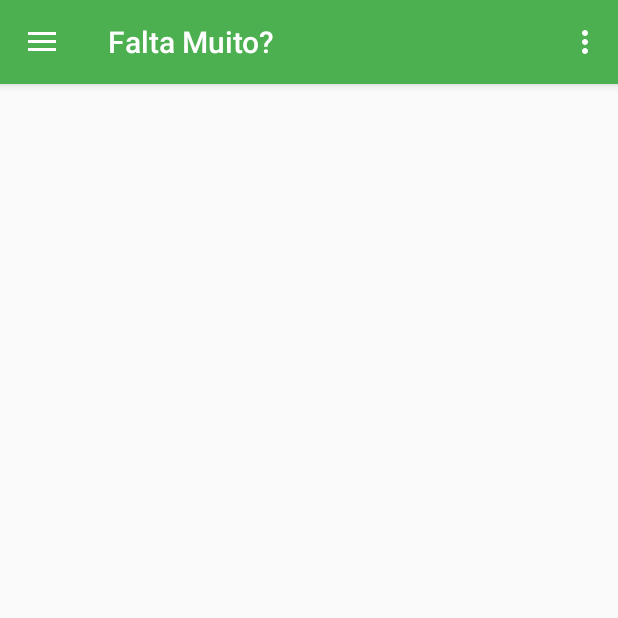
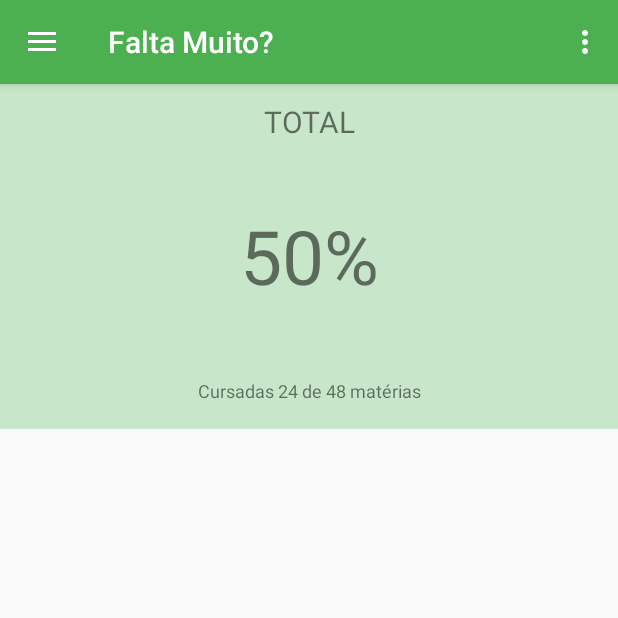
Before and after one commit to duanbressan/falta_muito, an Android app: the screen it shows after launch (MainActivity), on a phone screen of 412 x 824 dp, the top half of it. Run offline under Robolectric (Android 15) with nearby library versions, the phone set to English and light mode, and no system bars; libraries missing offline, so code that uses them is left out: io.realm; 13 statements that could not run were skipped.

Commit message:
Informações do total de matérias na Main

```diff
--- a/app/src/main/java/duan/example/faltamuito/DAOs/DAOSubject.java
+++ b/app/src/main/java/duan/example/faltamuito/DAOs/DAOSubject.java
@@ -71,6 +71,28 @@ public class DAOSubject {
         return logSubject;
     }
 
+    public long getAllSubjectCount() {
+        long count = 0;
+        try{
+            count = realm.where(Subject.class).count();
+        }
+        catch (Exception e){
+            e.printStackTrace();
+        }
+        return count;
+    }
+
+    public long getAllSubjectDoneCount() {
+        long count = 0;
+        try{
+            count = realm.where(Subject.class).equalTo("done", true).count();
+        }
+        catch (Exception e){
+            e.printStackTrace();
+        }
+        return count;
+    }
+
     public void deleteAllSubjects() {
         try {
             realm.beginTransaction();
--- a/app/src/main/java/duan/example/faltamuito/MainActivity.java
+++ b/app/src/main/java/duan/example/faltamuito/MainActivity.java
@@ -12,6 +12,7 @@ import android.support.v7.app.AppCompatActivity;
 import android.support.v7.widget.Toolbar;
 import android.view.Menu;
 import android.view.MenuItem;
+import android.widget.TextView;
 
 import java.util.List;
 
@@ -40,6 +41,7 @@ public class MainActivity extends AppCompatActivity
 
         setRealm();
         insertSubjectInRealmBD();
+        setFullInformation();
     }
 
     @Override
@@ -125,4 +127,25 @@ public class MainActivity extends AppCompatActivity
 
         }
     }
+
+    @Override
+    protected void onResume() {
+        setFullInformation();
+
+        super.onResume();
+    }
+
+    private void setFullInformation(){
+        TextView textViewPercentage = (TextView) findViewById(R.id.textViewPercentage);
+        TextView textViewInformation = (TextView) findViewById(R.id.textViewInformation);
+
+        DAOSubject daoSubject = new DAOSubject(this);
+        long subjects = daoSubject.getAllSubjectCount();
+        long subjects_done = daoSubject.getAllSubjectDoneCount();
+
+        double total = (subjects_done * 100) / subjects;
+
+        textViewPercentage.setText(total + "%");
+        textViewInformation.setText("Cursada(s) " + subjects_done + " de " + subjects + " matéria(s)");
+    }
 }
--- a/app/src/main/res/layout/content_main.xml
+++ b/app/src/main/res/layout/content_main.xml
@@ -1,15 +1,52 @@
 <?xml version="1.0" encoding="utf-8"?>
-<RelativeLayout xmlns:android="http://schemas.android.com/apk/res/android"
+<LinearLayout xmlns:android="http://schemas.android.com/apk/res/android"
     xmlns:app="http://schemas.android.com/apk/res-auto"
     xmlns:tools="http://schemas.android.com/tools"
     android:layout_width="match_parent"
     android:layout_height="match_parent"
-    android:paddingBottom="@dimen/activity_vertical_margin"
-    android:paddingLeft="@dimen/activity_horizontal_margin"
-    android:paddingRight="@dimen/activity_horizontal_margin"
-    android:paddingTop="@dimen/activity_vertical_margin"
     app:layout_behavior="@string/appbar_scrolling_view_behavior"
     tools:context="duan.example.faltamuito.MainActivity"
-    tools:showIn="@layout/app_bar_main">
+    tools:showIn="@layout/app_bar_main"
+    android:orientation="vertical"
+    android:weightSum="10">
 
-</RelativeLayout>
+    <LinearLayout
+        android:layout_width="match_parent"
+        android:layout_height="0dp"
+        android:layout_weight="3"
+        android:orientation="vertical"
+        android:weightSum="9"
+        android:background="@color/colorPrimaryLight">
+
+        <TextView
+            android:layout_width="match_parent"
+            android:layout_height="0dp"
+            android:layout_weight="2"
+            android:text="TOTAL"
+            android:layout_gravity="center"
+            android:gravity="center"
+            android:textSize="20dp"/>
+
+        <TextView
+            android:id="@+id/textViewPercentage"
+            android:layout_width="match_parent"
+            android:layout_height="0dp"
+            android:layout_weight="5"
+            android:text="50%"
+            android:layout_gravity="center"
+            android:gravity="center"
+            android:textSize="50dp"/>
+
+        <TextView
+            android:id="@+id/textViewInformation"
+            android:layout_width="match_parent"
+            android:layout_height="0dp"
+            android:layout_weight="2"
+            android:text="Cursadas 24 de 48 matérias"
+            android:layout_gravity="center"
+            android:gravity="center"
+            android:textSize="12dp"/>
+
+    </LinearLayout>
+
+</LinearLayout>
--- a/app/src/main/res/values/colors.xml
+++ b/app/src/main/res/values/colors.xml
@@ -2,5 +2,6 @@
 <resources>
     <color name="colorPrimary">#4CAF50</color>
     <color name="colorPrimaryDark">#388E3C</color>
+    <color name="colorPrimaryLight">#C8E6C9</color>
     <color name="colorAccent">#009688</color>
 </resources>
```
